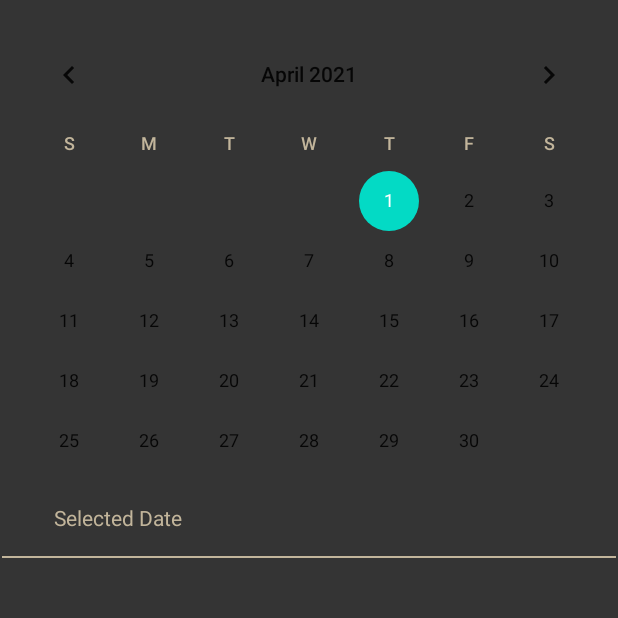
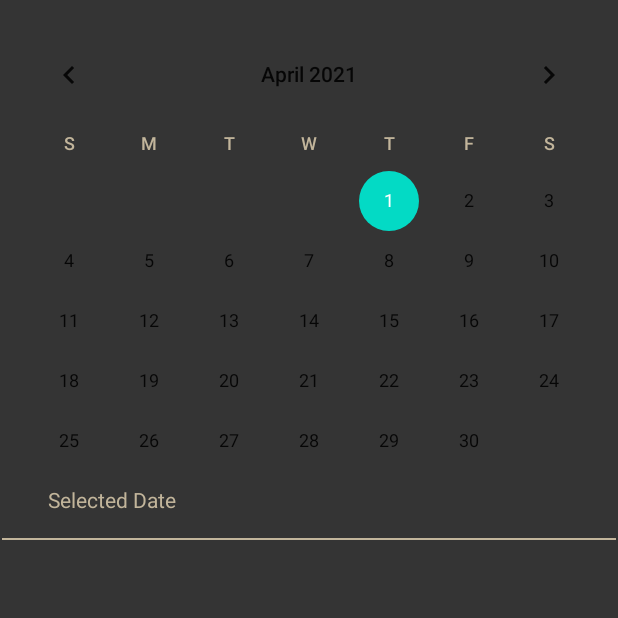
Before and after one commit to hewayman/barbershop_app, an Android app: the CalendarActivity screen opened directly, with no data from a screen before it, on a phone screen of 412 x 824 dp, the top half of it. Run offline under Robolectric (Android 15) with nearby library versions, the phone set to English and light mode, and no system bars.

```diff
--- a/app/src/main/res/layout/calendar.xml
+++ b/app/src/main/res/layout/calendar.xml
@@ -25,9 +25,9 @@
         android:id="@+id/dateTextView"
         android:layout_width="100dp"
         android:layout_height="wrap_content"
-        android:layout_marginStart="36dp"
-        android:layout_marginLeft="36dp"
-        android:layout_marginTop="20dp"
+        android:layout_marginStart="32dp"
+        android:layout_marginLeft="32dp"
+        android:layout_marginTop="8dp"
         android:text="@string/selected_date"
         android:textColor="@color/tan"
         app:layout_constraintStart_toStartOf="parent"
```
